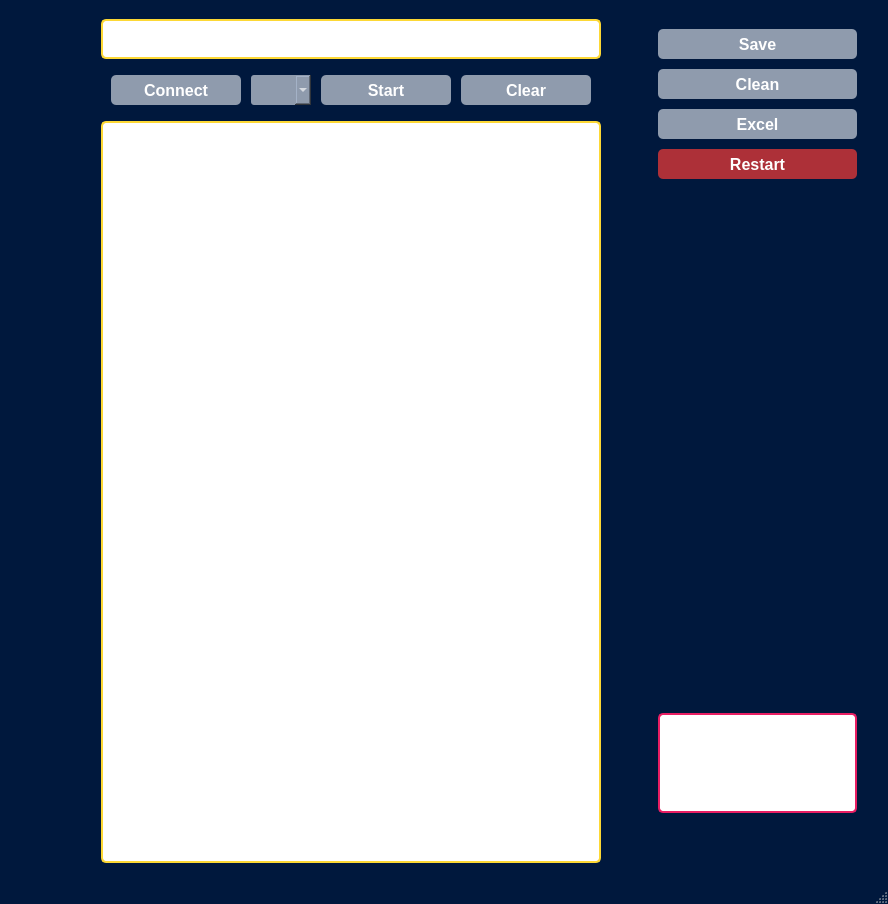
Qt form lunch.ui (ahmadasmandar/fis_gui) before a commit.
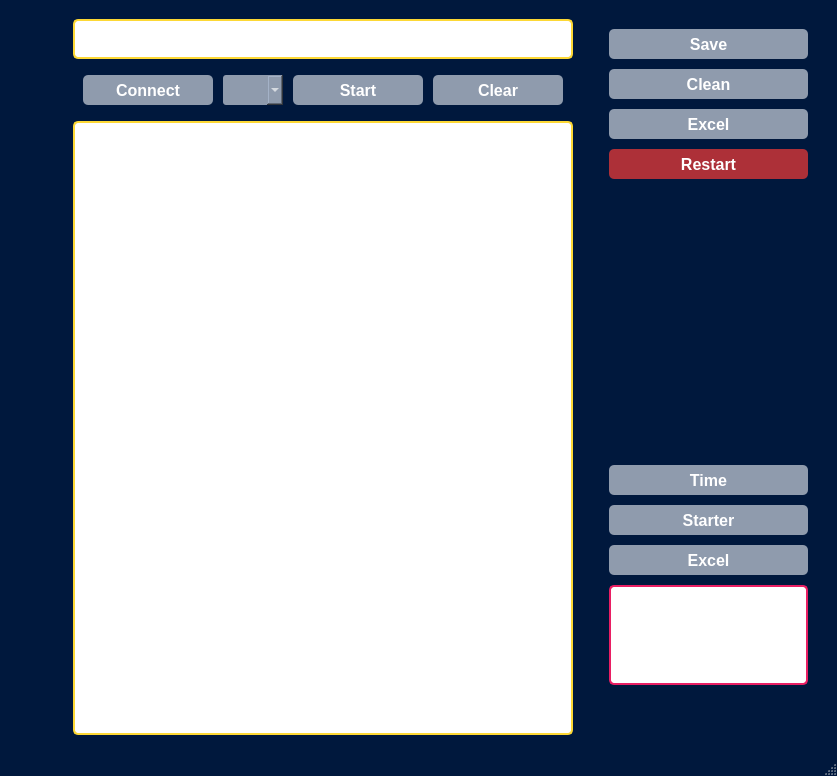
The same form after that commit. Icons and pictures are not drawn.

Commit message: add parameter, and input dialogs

```diff
--- a/lunch.ui
+++ b/lunch.ui
@@ -6,8 +6,8 @@
    <rect>
     <x>0</x>
     <y>0</y>
-    <width>888</width>
-    <height>904</height>
+    <width>837</width>
+    <height>776</height>
    </rect>
   </property>
   <property name="windowTitle">
@@ -41,7 +41,7 @@
 QTextEdit{
 background: white;
   border-radius: 5px;
-  border: 2px solid #fdd835e;
+  border: 2px solid #fdd835;
 }
 
 QComboBox{
@@ -424,6 +424,87 @@
           </property>
          </spacer>
         </item>
+        <item>
+         <widget class="QPushButton" name="set_time_bu">
+          <property name="minimumSize">
+           <size>
+            <width>199</width>
+            <height>30</height>
+           </size>
+          </property>
+          <property name="maximumSize">
+           <size>
+            <width>150</width>
+            <height>30</height>
+           </size>
+          </property>
+          <property name="font">
+           <font>
+            <pointsize>12</pointsize>
+            <weight>75</weight>
+            <bold>true</bold>
+            <kerning>true</kerning>
+           </font>
+          </property>
+          <property name="text">
+           <string>Time</string>
+          </property>
+         </widget>
+        </item>
+        <item>
+         <widget class="QPushButton" name="starter_bu">
+          <property name="minimumSize">
+           <size>
+            <width>199</width>
+            <height>30</height>
+           </size>
+          </property>
+          <property name="maximumSize">
+           <size>
+            <width>150</width>
+            <height>30</height>
+           </size>
+          </property>
+          <property name="font">
+           <font>
+            <pointsize>12</pointsize>
+            <weight>75</weight>
+            <bold>true</bold>
+            <kerning>true</kerning>
+           </font>
+          </property>
+          <property name="text">
+           <string>Starter</string>
+          </property>
+         </widget>
+        </item>
+        <item>
+         <widget class="QPushButton" name="exc_com_2">
+          <property name="minimumSize">
+           <size>
+            <width>199</width>
+            <height>30</height>
+           </size>
+          </property>
+          <property name="maximumSize">
+           <size>
+            <width>150</width>
+            <height>30</height>
+           </size>
+          </property>
+          <property name="font">
+           <font>
+            <pointsize>12</pointsize>
+            <weight>75</weight>
+            <bold>true</bold>
+            <kerning>true</kerning>
+           </font>
+          </property>
+          <property name="text">
+           <string>Excel</string>
+          </property>
+         </widget>
+        </item>
         <item>
          <widget class="QLabel" name="label">
           <property name="minimumSize">
```
The commit also changes 1 other file.
